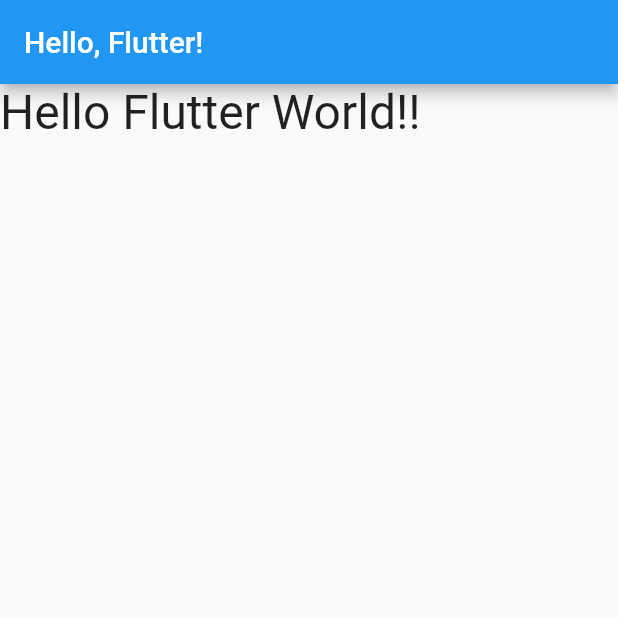
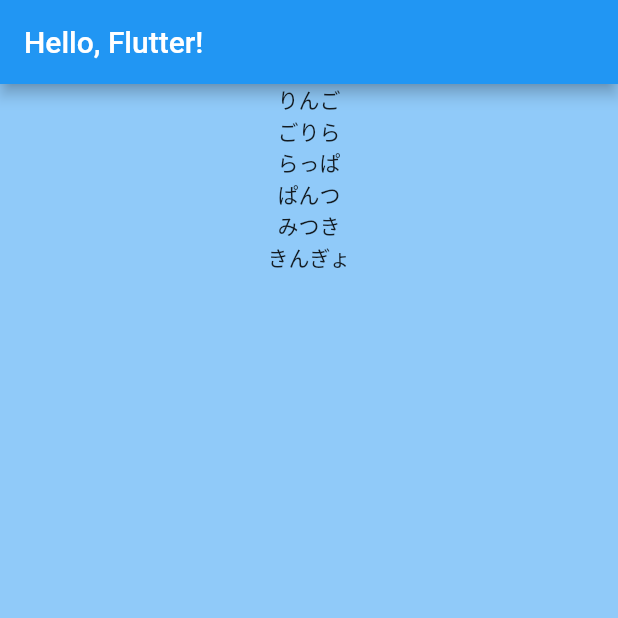
Before and after one commit to xxminamixx/FlutterTutorials, a Flutter app: the screen it shows after launch, on a phone screen of 412 x 824 dp, the top half of it. Run offline on Flutter 3.47's test engine with Material 2 defaults, Android fonts, the phone set to English and light mode, and no system bars; Roboto replaces fonts that are missing (Hiragino Sans).

Commit message:
メインWidgetをHome.dartに切り離し

```diff
--- /dev/null
+++ b/lib/Home.dart
@@ -0,0 +1,71 @@
+import 'package:flutter/material.dart';
+import 'Logger.dart';
+
+/// main.dart のメインUIをこちらのクラスに切り離し
+class HomeWidget extends StatelessWidget {
+  @override
+  Widget build(BuildContext context) {
+
+    final Size size = MediaQuery.of(context).size;
+
+    Logger.debug(addInt(10, 20));
+    Logger.debug(addString("あああ", "いいい"));
+    Logger.debug(addDynamic(10, 9));
+    Logger.debug(addDynamic("ジェネリクス", "で足し算"));
+
+    var list = [
+      "りんご",
+      "ごりら",
+      "らっぱ",
+      "ぱんつ",
+      "みつき",
+      "きんぎょ"
+    ];
+
+    var widgetList = new List<Widget>();
+    for (String value in list) {
+      // widgetListにTextを詰め込む
+      widgetList.add(textWidget(value));
+    }
+
+    list.forEach((word) => Logger.debug(widgetList));
+    list.map((word) => Logger.debug(widgetList));
+
+    return Scaffold(
+        appBar: AppBar(
+          title: Text('Hello, Flutter!'),
+        ),
+        body: Container(
+          width: size.width,
+          height: size.height,
+          color: Colors.blue[200],
+          child: Column(
+            children:widgetList
+          )
+        )
+    );
+  }
+
+  /// Intの足し算関数
+  int addInt(int value1, int value2) {
+    return value1 + value2;
+  }
+
+  /// 文字列の連結
+  String addString(String value1, String value2) {
+    return value1 + value2;
+  }
+
+  /// ジェネリクスな足し算メソッド
+  addDynamic(value1, value2) {
+    return value1 + value2;
+  }
+
+  /// 引数で指定された文字のTextを返す
+  Widget textWidget(String text, {double fontSize = 14}) {
+    return Text(
+        text,
+        style: TextStyle(fontSize: fontSize, fontFamily: "Hiragino Sans")
+    );
+  }
+}
--- a/lib/main.dart
+++ b/lib/main.dart
@@ -1,5 +1,5 @@
 import 'package:flutter/material.dart';
-import 'package:flutter_app/Logger.dart';
+import 'package:flutter_app/Home.dart';
 
 void main() {
   // MyAppクラスを実行する
@@ -11,51 +11,15 @@ class MyApp extends StatelessWidget {
   @override
   Widget build(BuildContext context) {
 
-    Logger.debug(addInt(10, 20));
-    Logger.debug(addString("あああ", "いいい"));
-    Logger.debug(addDynamic(10, 9));
-    Logger.debug(addDynamic("ジェネリクス", "で足し算"));
 
-    var list = [
-      "りんご",
-      "ごりら",
-      "らっぱ",
-      "ぱんつ",
-      "みつき",
-      "きんぎょ"
-    ];
-
-    list.forEach((word) => Logger.debug(word));
-    list.map((word) => Logger.debug(word));
 
     return new MaterialApp(
       title: 'Flutter Demo',
-      home: Scaffold(
-        appBar: AppBar(
-          title: Text('Hello, Flutter!'),
-        ),
-        body: Text(
-          'Hello Flutter World!!',
-          style: TextStyle(fontSize: 32.0),
-        ),
-      ),
+      home: HomeWidget()
     );
   }
 
-  /// Intの足し算関数
-  int addInt(int value1, int value2) {
-    return value1 + value2;
-  }
 
-  /// 文字列の連結
-  String addString(String value1, String value2) {
-      return value1 + value2;
-  }
-
-  /// ジェネリクスな足し算メソッド
-  addDynamic(value1, value2) {
-    return value1 + value2;
-  }
 
 }
 
```
